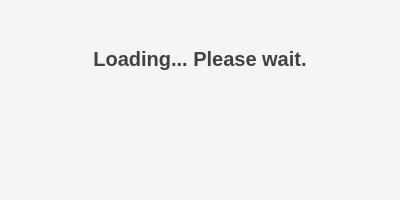
The window that scripts/Qt/loading.ui (tahiri-lab/iPhyloGeo_plus_plus) describes before a commit, drawn with Qt 5.
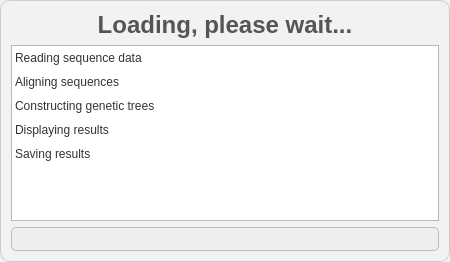
The same window after the commit.

```diff
--- a/scripts/Qt/loading.ui
+++ b/scripts/Qt/loading.ui
@@ -1,80 +1,35 @@
 <?xml version="1.0" encoding="UTF-8"?>
 <ui version="4.0">
- <class>LoadingScreen</class>
- <widget class="QWidget" name="LoadingScreen">
-  <property name="enabled">
-   <bool>true</bool>
-  </property>
+ <class>LoadingDialog</class>
+ <widget class="QDialog" name="LoadingDialog">
   <property name="geometry">
    <rect>
     <x>0</x>
     <y>0</y>
-    <width>400</width>
-    <height>200</height>
+    <width>450</width>
+    <height>262</height>
    </rect>
   </property>
-  <property name="minimumSize">
-   <size>
-    <width>400</width>
-    <height>200</height>
-   </size>
-  </property>
-  <property name="maximumSize">
-   <size>
-    <width>400</width>
-    <height>200</height>
-   </size>
-  </property>
   <property name="windowTitle">
    <string>Loading...</string>
   </property>
-  <property name="layoutDirection">
-   <enum>Qt::LeftToRight</enum>
-  </property>
   <property name="styleSheet">
-   <string notr="true">QWidget {
-    background-color: #f5f5f5; /* Light gray background */
-    border-radius: 10px; /* Rounded corners */
-}
-
-QLabel {
-    color: #424242; /* Dark gray text */
-    font-family: &quot;Segoe UI&quot;, &quot;Roboto&quot;, sans-serif; /* Modern font stack */
-}
-
-QLabel#labelLoading {
-    font-size: 20px;
-    font-weight: bold;
-    margin-top: 20px;
-}
-
-QLabel#operationsLabel {
-    font-size: 14px;
-    margin-bottom: 10px;
-}
-
-#animationContainer {
-    background-color: #e0e0e0; /* Light gray container */
-    border-radius: 25px; /* Circular container */
-}</string>
+   <string>
+    QDialog {
+        background-color: #f2f2f2;
+        border-radius: 10px;
+        border: 1px solid #ccc;
+    }
+   </string>
   </property>
   <layout class="QVBoxLayout" name="verticalLayout">
-   <property name="leftMargin">
-    <number>0</number>
-   </property>
-   <property name="topMargin">
-    <number>0</number>
-   </property>
-   <property name="rightMargin">
-    <number>0</number>
-   </property>
-   <property name="bottomMargin">
-    <number>0</number>
-   </property>
    <item>
-    <widget class="QLabel" name="labelLoading">
+    <widget class="QLabel" name="loadingLabel">
+     <property name="styleSheet">
+      <string notr="true">font-size: 18pt; font-weight: bold; color: #555;</string>
+     </property>
      <property name="text">
-      <string>Loading... Please wait.</string>
+      <string>Loading, please wait...</string>
      </property>
      <property name="alignment">
       <set>Qt::AlignCenter</set>
@@ -82,12 +37,74 @@
     </widget>
    </item>
    <item>
-    <widget class="QLabel" name="operationsLabel">
-     <property name="text">
-      <string/>
+    <widget class="QListWidget" name="checkListWidget">
+     <property name="styleSheet">
+      <string notr="true">
+        QListWidget::item {
+            font-size: 14pt;
+            color: #333;
+            padding: 5px;
+        }
+        QListWidget::item::checked {
+            color: #2A9D8F;
+            text-decoration: line-through;
+        }
+      </string>
      </property>
-     <property name="alignment">
-      <set>Qt::AlignCenter</set>
+     <item>
+      <property name="text">
+       <string>Reading sequence data</string>
+      </property>
+     </item>
+     <item>
+      <property name="text">
+       <string>Aligning sequences</string>
+      </property>
+     </item>
+     <item>
+      <property name="text">
+       <string>Constructing genetic trees</string>
+      </property>
+     </item>
+     <item>
+      <property name="text">
+       <string>Displaying results</string>
+      </property>
+     </item>
+     <item>
+      <property name="text">
+       <string>Saving results</string>
+      </property>
+     </item>
+    </widget>
+   </item>
+   <item>
+    <widget class="QProgressBar" name="progressBar">
+     <property name="styleSheet">
+      <string notr="true">
+       QProgressBar {
+           border: 1px solid #bbb;
+           border-radius: 5px;
+           background-color: #eee;
+           text-align: center;
+       }
+       QProgressBar::chunk {
+           background-color: #2A9D8F;
+           width: 20px;
+       }
+      </string>
+     </property>
+     <property name="minimum">
+      <number>0</number>
+     </property>
+     <property name="maximum">
+      <number>100</number>
+     </property>
+     <property name="value">
+      <number>0</number>
+     </property>
+     <property name="textVisible">
+      <bool>false</bool>
      </property>
     </widget>
    </item>
```
Left out of the diff: 4 changed lines with no effect on the pictures.
